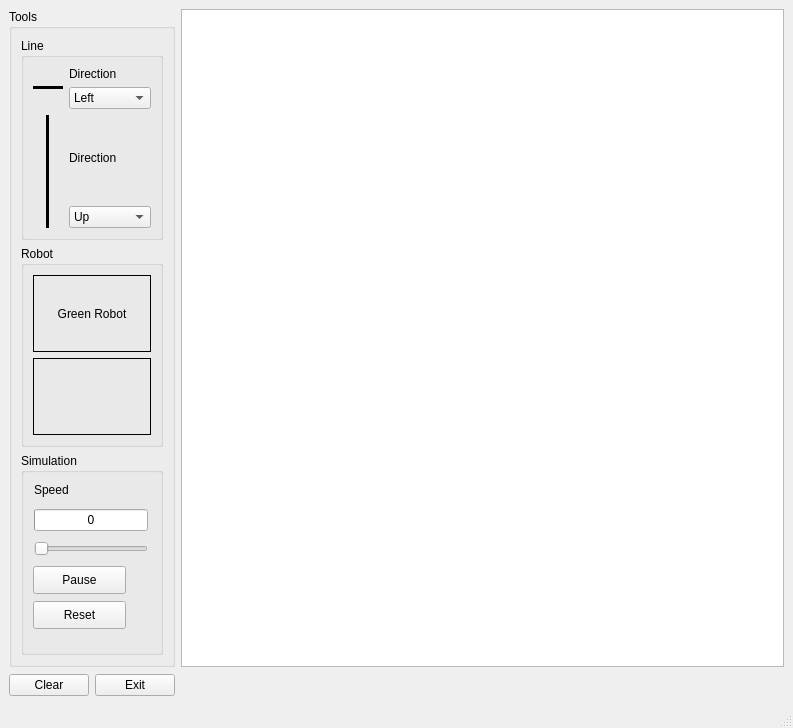
Above: line_robots/mainwindow.ui from maslaral/line_robots before the change. Below: the same form after it.
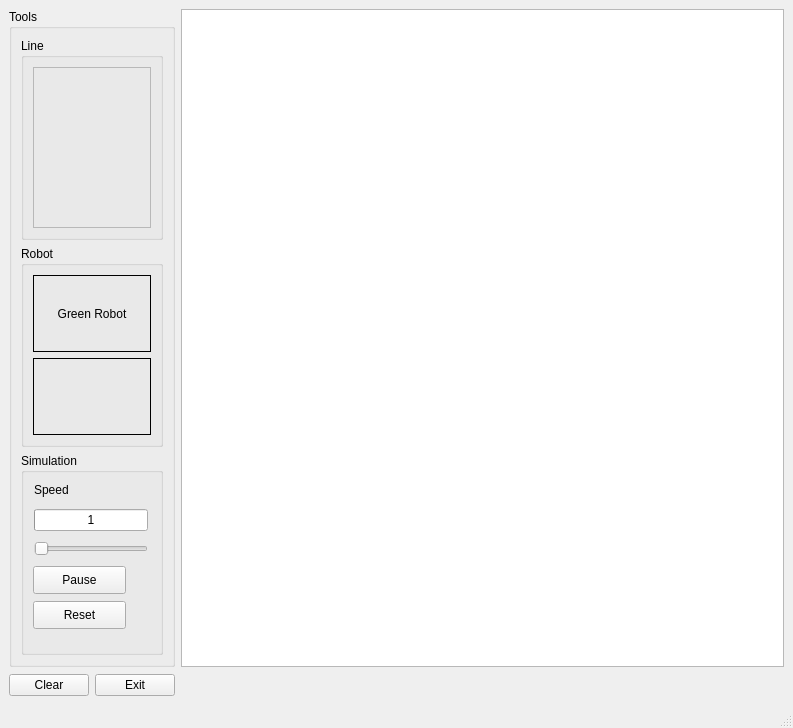
That is the form after the change. Custom widgets are drawn as their Qt base class.

The edit to the form file:
```diff
--- a/line_robots/mainwindow.ui
+++ b/line_robots/mainwindow.ui
@@ -33,103 +33,14 @@
            </property>
            <layout class="QGridLayout" name="gridLayout_5">
             <item row="0" column="0">
-             <layout class="QGridLayout" name="gridLayout_4">
-              <item row="0" column="0">
-               <widget class="Line" name="line_2">
-                <property name="minimumSize">
-                 <size>
-                  <width>30</width>
-                  <height>5</height>
-                 </size>
-                </property>
-                <property name="frameShadow">
-                 <enum>QFrame::Plain</enum>
-                </property>
-                <property name="lineWidth">
-                 <number>3</number>
-                </property>
-                <property name="orientation">
-                 <enum>Qt::Horizontal</enum>
-                </property>
-               </widget>
-              </item>
-              <item row="1" column="0">
-               <layout class="QHBoxLayout" name="horizontalLayout_2">
-                <item>
-                 <widget class="Line" name="line">
-                  <property name="minimumSize">
-                   <size>
-                    <width>5</width>
-                    <height>20</height>
-                   </size>
-                  </property>
-                  <property name="frameShadow">
-                   <enum>QFrame::Plain</enum>
-                  </property>
-                  <property name="lineWidth">
-                   <number>3</number>
-                  </property>
-                  <property name="orientation">
-                   <enum>Qt::Vertical</enum>
-                  </property>
-                 </widget>
-                </item>
-               </layout>
-              </item>
-              <item row="1" column="1">
-               <layout class="QVBoxLayout" name="verticalLayout_11">
-                <item>
-                 <widget class="QLabel" name="label">
-                  <property name="text">
-                   <string>Direction</string>
-                  </property>
-                 </widget>
-                </item>
-                <item>
-                 <widget class="QComboBox" name="vDirection">
-                  <item>
-                   <property name="text">
-                    <string>Up </string>
-                   </property>
-                  </item>
-                  <item>
-                   <property name="text">
-                    <string>Down</string>
-                   </property>
-                  </item>
-                 </widget>
-                </item>
-               </layout>
-              </item>
-              <item row="0" column="1">
-               <layout class="QVBoxLayout" name="verticalLayout_13">
-                <item>
-                 <widget class="QLabel" name="label_2">
-                  <property name="text">
-                   <string>Direction</string>
-                  </property>
-                 </widget>
-                </item>
-                <item>
-                 <widget class="QComboBox" name="hDirection">
-                  <property name="currentText">
-                   <string>Left</string>
-                  </property>
-                  <item>
-                   <property name="text">
-                    <string>Left</string>
-                   </property>
-                  </item>
-                  <item>
-                   <property name="text">
-                    <string>Right</string>
-                   </property>
-                  </item>
-                 </widget>
-                </item>
-               </layout>
-              </item>
-             </layout>
+             <widget class="LineMenu" name="frame">
+              <property name="frameShape">
+               <enum>QFrame::StyledPanel</enum>
+              </property>
+              <property name="frameShadow">
+               <enum>QFrame::Raised</enum>
+              </property>
+             </widget>
             </item>
            </layout>
           </widget>
@@ -231,8 +142,14 @@
             <layout class="QVBoxLayout" name="verticalLayout">
              <item>
               <widget class="QProgressBar" name="progressBar">
+               <property name="minimum">
+                <number>1</number>
+               </property>
+               <property name="maximum">
+                <number>30</number>
+               </property>
                <property name="value">
-                <number>0</number>
+                <number>1</number>
                </property>
                <property name="format">
                 <string>%v</string>
@@ -304,6 +221,12 @@
   <widget class="QStatusBar" name="statusbar"/>
  </widget>
  <customwidgets>
+  <customwidget>
+   <class>LineMenu</class>
+   <extends>QFrame</extends>
+   <header location="global">linemenu.h</header>
+   <container>1</container>
+  </customwidget>
   <customwidget>
    <class>robotBox1</class>
    <extends>QLabel</extends>
```
Left out of the diff: 6 changed lines with no effect on the pictures.
